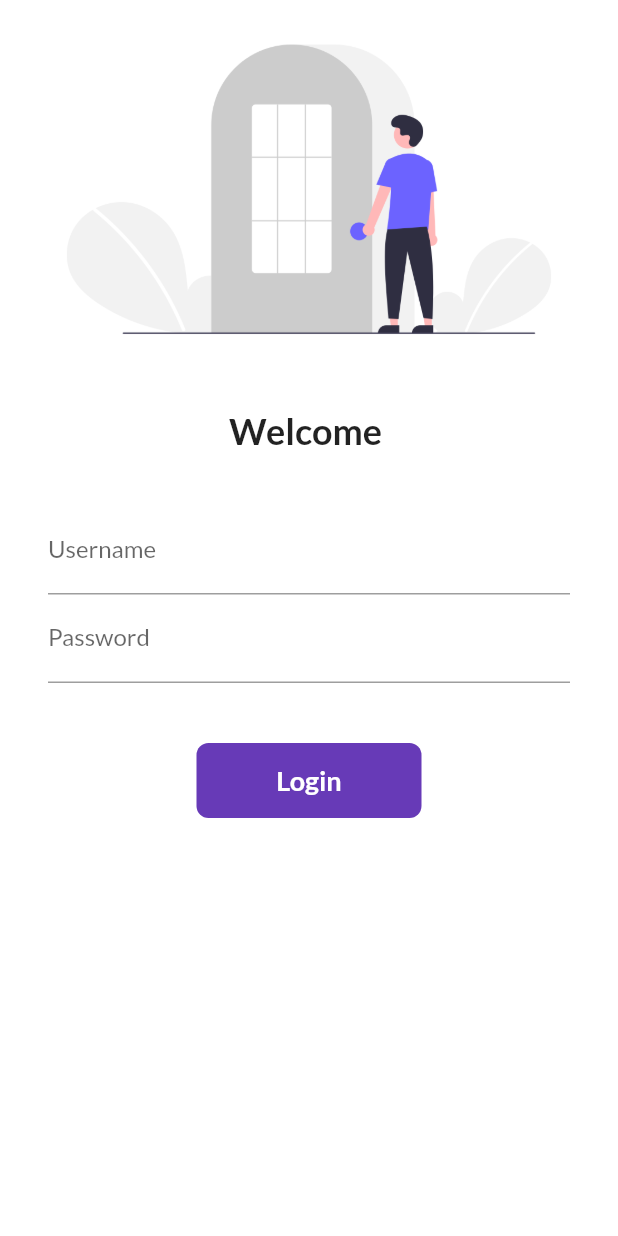
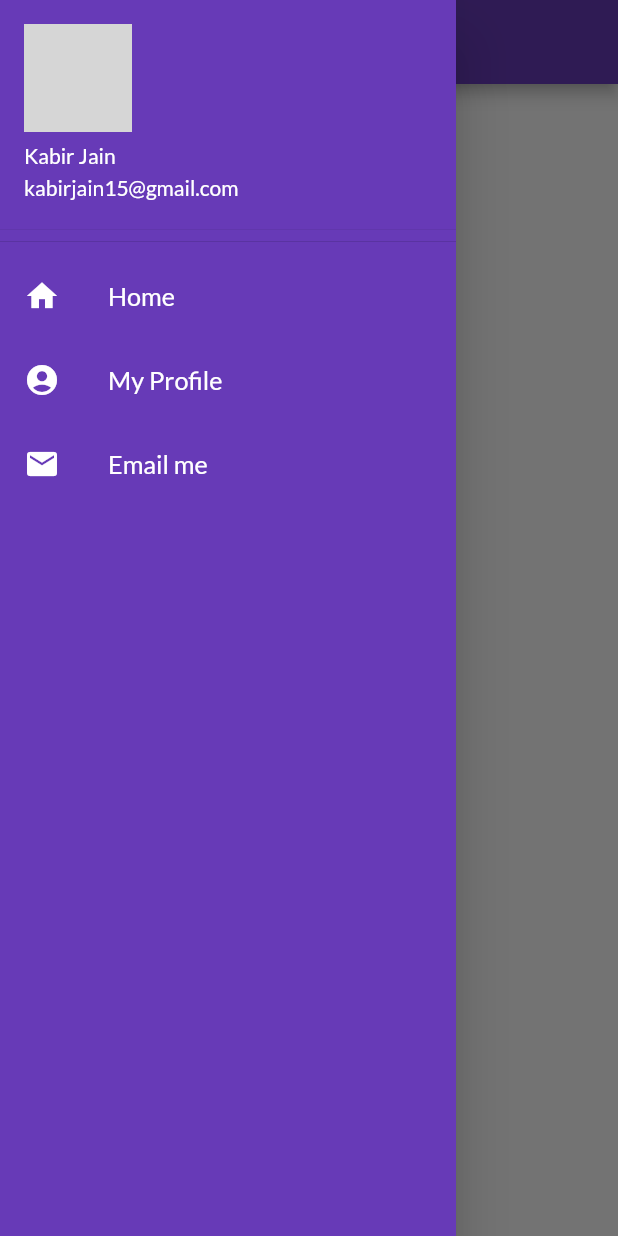
Before and after one commit to kkkkkabir/flutter_catalog, a Flutter app: the screen it shows after launch, with the side drawer open (before the commit the screen has no drawer), on a phone screen of 412 x 824 dp. Run offline on Flutter 3.47's test engine with Material 2 defaults, Android fonts, the phone set to English and light mode, and no system bars; our stand-ins replace google_fonts; network calls fail; grey boxes are pictures that could not be loaded.

Commit message:
day 9 completed

```diff
--- a/lib/main.dart
+++ b/lib/main.dart
@@ -14,13 +14,14 @@ class MyApp extends StatelessWidget {
   @override
   Widget build(BuildContext context) {
     return MaterialApp(
+      debugShowCheckedModeBanner: false,
       themeMode: ThemeMode.system,
       theme: ThemeData(
         primarySwatch: Colors.deepPurple,
         fontFamily: GoogleFonts.lato().fontFamily,
       ),
       darkTheme: ThemeData(brightness: Brightness.dark),
-      initialRoute: "/login",
+      initialRoute: MyRoutes.homeRoute,
       routes: {
         MyRoutes.homeRoute: (context) => HomePage(),
         MyRoutes.loginRoute: (context) => LoginPage()
--- a/lib/pages/home_page.dart
+++ b/lib/pages/home_page.dart
@@ -1,4 +1,5 @@
 import 'package:flutter/material.dart';
+import 'package:flutter_catalog/widgets/drawer.dart';
 
 class HomePage extends StatelessWidget {
   final int days = 30;
@@ -15,7 +16,7 @@ class HomePage extends StatelessWidget {
           child: Text("Welcome to 30 days of flutter"),
         ),
       ),
-      drawer: Drawer(),
+      drawer: MyDrawer(),
     );
   }
 }
--- /dev/null
+++ b/lib/widgets/drawer.dart
@@ -0,0 +1,61 @@
+import 'package:flutter/material.dart';
+
+class MyDrawer extends StatelessWidget {
+  const MyDrawer({Key? key}) : super(key: key);
+  final imageUrl = "https://avatars.githubusercontent.com/u/53442011?v=4";
+  @override
+  Widget build(BuildContext context) {
+    return Drawer(
+      child: Container(
+        color: Colors.deepPurple,
+        child: ListView(
+          children: [
+            DrawerHeader(
+              padding: EdgeInsets.zero,
+              child: UserAccountsDrawerHeader(
+                accountName: Text("Kabir Jain"),
+                accountEmail: Text("kabirjain15@gmail.com"),
+                currentAccountPicture: CircleAvatar(
+                  backgroundImage: NetworkImage(imageUrl),
+                ),
+              ),
+            ),
+            ListTile(
+              leading: Icon(
+                Icons.home,
+                color: Colors.white,
+              ),
+              title: Text(
+                "Home",
+                style: TextStyle(color: Colors.white),
+                textScaleFactor: 1.2,
+              ),
+            ),
+            ListTile(
+              leading: Icon(
+                Icons.account_circle,
+                color: Colors.white,
+              ),
+              title: Text(
+                "My Profile",
+                style: TextStyle(color: Colors.white),
+                textScaleFactor: 1.2,
+              ),
+            ),
+            ListTile(
+              leading: Icon(
+                Icons.mail,
+                color: Colors.white,
+              ),
+              title: Text(
+                "Email me",
+                style: TextStyle(color: Colors.white),
+                textScaleFactor: 1.2,
+              ),
+            ),
+          ],
+        ),
+      ),
+    );
+  }
+}
```
